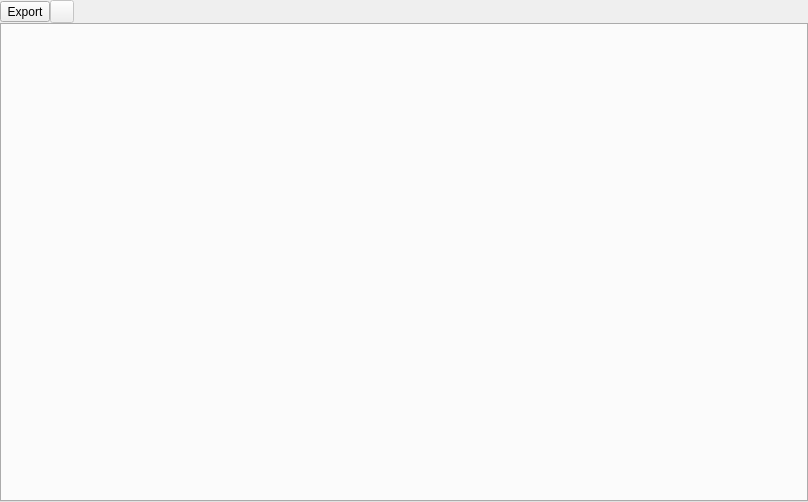
Old version of the form source/wnd/ui/tpvplot.ui in the repository ww4u/megarobostudio.
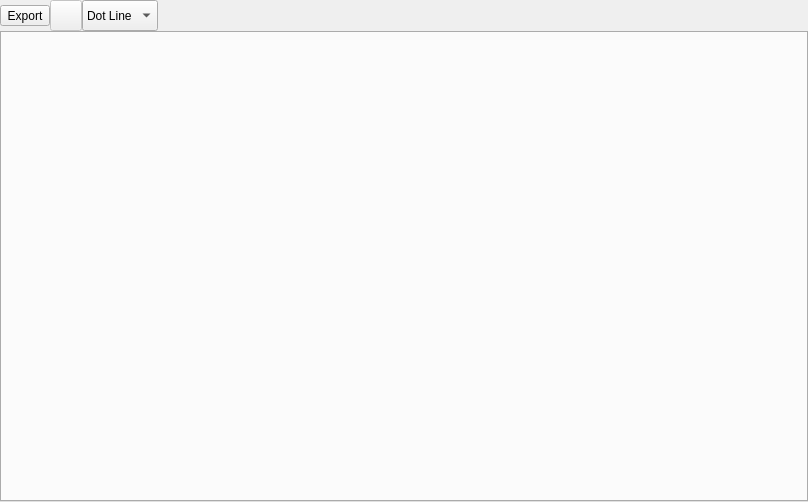
New version of the form. Icons and pictures are not drawn.

```diff
--- a/source/wnd/ui/tpvplot.ui
+++ b/source/wnd/ui/tpvplot.ui
@@ -37,22 +37,19 @@
      <property name="text">
       <string>Export</string>
      </property>
-    </widget>
-   </item>
-   <item row="0" column="2">
-    <spacer name="horizontalSpacer">
-     <property name="orientation">
-      <enum>Qt::Horizontal</enum>
+     <property name="icon">
+      <iconset resource="../res/res.qrc">
+       <normaloff>:/res/image/icon/219.png</normaloff>:/res/image/icon/219.png</iconset>
      </property>
-     <property name="sizeHint" stdset="0">
+     <property name="iconSize">
       <size>
-       <width>40</width>
-       <height>20</height>
+       <width>24</width>
+       <height>24</height>
       </size>
      </property>
-    </spacer>
+    </widget>
    </item>
-   <item row="1" column="0" colspan="3">
+   <item row="1" column="0" colspan="4">
     <widget class="QTabWidget" name="tabWidget">
      <property name="currentIndex">
       <number>-1</number>
@@ -74,8 +71,60 @@
       <iconset resource="../res/res.qrc">
        <normaloff>:/res/image/zoomin.png</normaloff>:/res/image/zoomin.png</iconset>
      </property>
+     <property name="iconSize">
+      <size>
+       <width>24</width>
+       <height>24</height>
+      </size>
+     </property>
     </widget>
    </item>
+   <item row="0" column="2">
+    <widget class="QComboBox" name="cmbLineType">
+     <property name="sizePolicy">
+      <sizepolicy hsizetype="Preferred" vsizetype="Preferred">
+       <horstretch>0</horstretch>
+       <verstretch>0</verstretch>
+      </sizepolicy>
+     </property>
+     <item>
+      <property name="text">
+       <string>Dot Line</string>
+      </property>
+      <property name="icon">
+       <iconset>
+        <normalon>:/res/image/icon/409.png</normalon>
+       </iconset>
+      </property>
+     </item>
+     <item>
+      <property name="text">
+       <string>Line</string>
+      </property>
+      <property name="icon">
+       <iconset>
+        <normalon>:/res/image/icon/409.png</normalon>
+       </iconset>
+      </property>
+     </item>
+    </widget>
+   </item>
+   <item row="0" column="3">
+    <spacer name="horizontalSpacer">
+     <property name="orientation">
+      <enum>Qt::Horizontal</enum>
+     </property>
+     <property name="sizeType">
+      <enum>QSizePolicy::Expanding</enum>
+     </property>
+     <property name="sizeHint" stdset="0">
+      <size>
+       <width>40</width>
+       <height>20</height>
+      </size>
+     </property>
+    </spacer>
+   </item>
   </layout>
  </widget>
  <resources>
```
Left out of the diff: 6 changed lines with no effect on the pictures.
